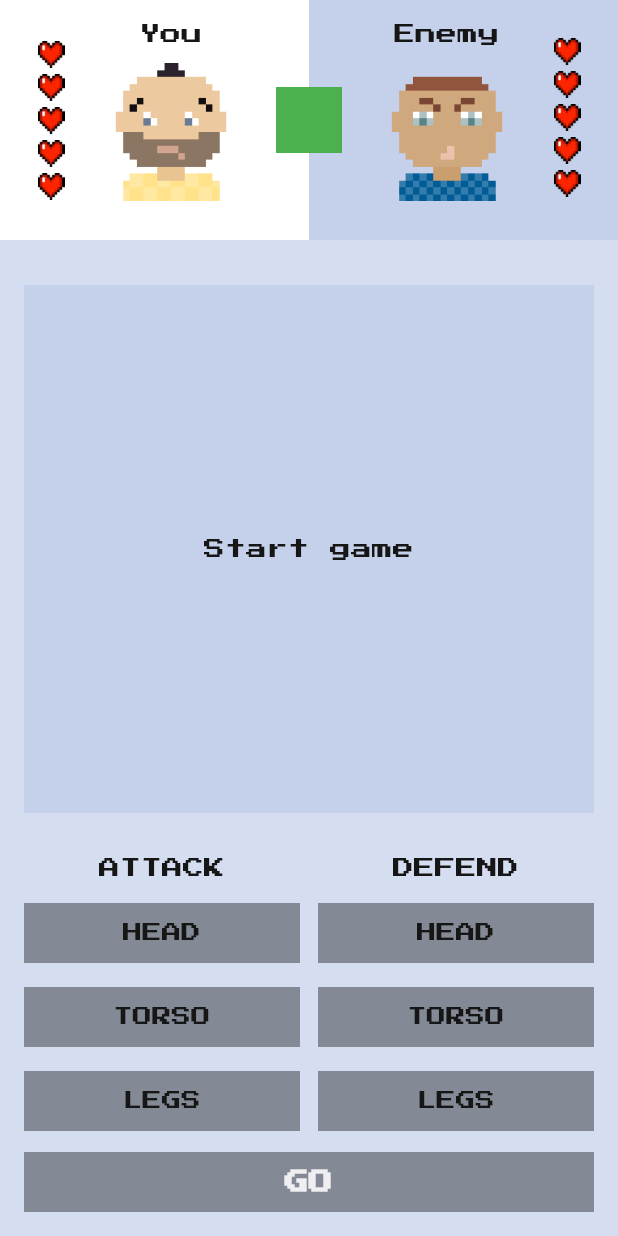
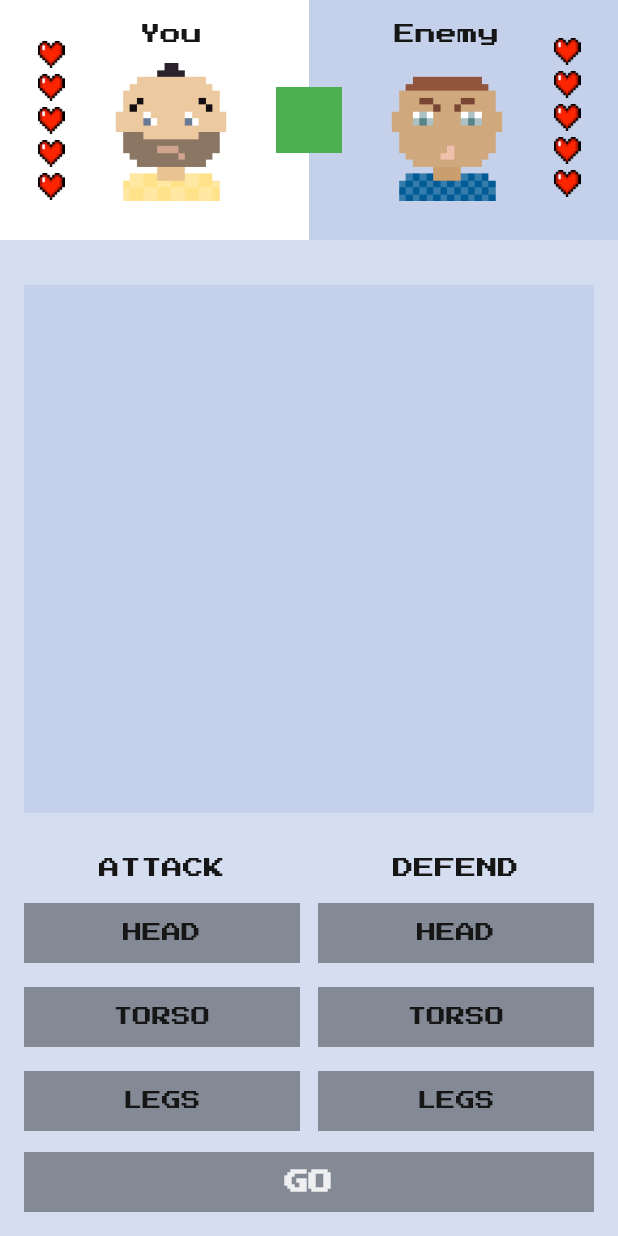
Before and after one commit to romasks/flutter_fight_club, a Flutter app: the screen it shows after launch, on a phone screen of 412 x 824 dp. Run offline on Flutter 3.47's test engine with Material 2 defaults, Android fonts, the phone set to English and light mode, and no system bars; our stand-ins replace google_fonts.

Commit message:
Fix FighterInfo panel

```diff
--- a/lib/main.dart
+++ b/lib/main.dart
@@ -44,7 +44,7 @@ class MyHomePageState extends State<MyHomePage> {
   int yourLives = maxLives;
   int enemysLives = maxLives;
 
-  String turnResult = "Start game";
+  String turnResult = "";
 
   @override
   Widget build(BuildContext context) {
@@ -222,9 +222,14 @@ class FightersInfo extends StatelessWidget {
           Row(
             crossAxisAlignment: CrossAxisAlignment.stretch,
             children: [
+              Expanded(child: ColoredBox(color: Colors.white)),
+              Expanded(child: ColoredBox(color: FightClubColors.darkViolet)),
+            ],
+          ),
+          Row(
+            crossAxisAlignment: CrossAxisAlignment.stretch,
+            children: [
               Expanded(
-                  child: ColoredBox(
-                color: Colors.white,
                 child: Row(
                   children: [
                     Padding(
@@ -241,8 +246,7 @@ class FightersInfo extends StatelessWidget {
                           padding: const EdgeInsets.only(top: 16, bottom: 12),
                           child: Text(
                             "You",
-                            style:
-                                TextStyle(color: FightClubColors.darkGreyText),
+                            style: TextStyle(color: FightClubColors.darkGreyText),
                           ),
                         ),
                         Image.asset(
@@ -254,10 +258,16 @@ class FightersInfo extends StatelessWidget {
                     ),
                   ],
                 ),
-              )),
+              ),
+              Align(
+                alignment: Alignment.center,
+                child: SizedBox(
+                  width: 44,
+                  height: 44,
+                  child: ColoredBox(color: Colors.green),
+                ),
+              ),
               Expanded(
-                child: ColoredBox(
-                  color: FightClubColors.darkViolet,
                 child: Row(
                   mainAxisAlignment: MainAxisAlignment.end,
                   children: [
@@ -267,8 +277,7 @@ class FightersInfo extends StatelessWidget {
                           padding: const EdgeInsets.only(top: 16, bottom: 12),
                           child: Text(
                             "Enemy",
-                              style: TextStyle(
-                                  color: FightClubColors.darkGreyText),
+                            style: TextStyle(color: FightClubColors.darkGreyText),
                           ),
                         ),
                         Image.asset(
@@ -289,17 +298,8 @@ class FightersInfo extends StatelessWidget {
                   ],
                 ),
               ),
-              ),
             ],
           ),
-          Align(
-            alignment: Alignment.center,
-            child: SizedBox(
-              width: 44,
-              height: 44,
-              child: ColoredBox(color: Colors.green),
-            ),
-          )
         ],
       ),
     );
```
Lines whose indentation alone changed are shown as unchanged.
